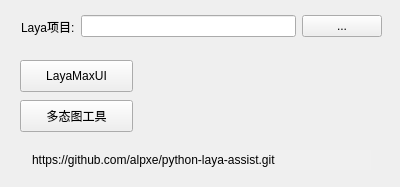
Old version of the form ui/stage_ui.ui in the repository alpxe/python-laya-assist.
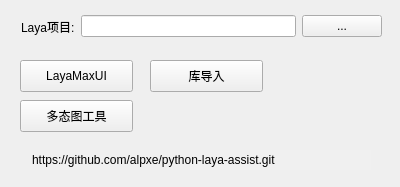
New version of the form.

Commit message: 类库导入功能

```diff
--- a/ui/stage_ui.ui
+++ b/ui/stage_ui.ui
@@ -136,6 +136,19 @@
     </item>
    </layout>
   </widget>
+  <widget class="QPushButton" name="libraryBtn">
+   <property name="geometry">
+    <rect>
+     <x>150</x>
+     <y>60</y>
+     <width>113</width>
+     <height>32</height>
+    </rect>
+   </property>
+   <property name="text">
+    <string>库导入</string>
+   </property>
+  </widget>
  </widget>
  <resources/>
  <connections/>
```
The commit also changes 7 other files.
